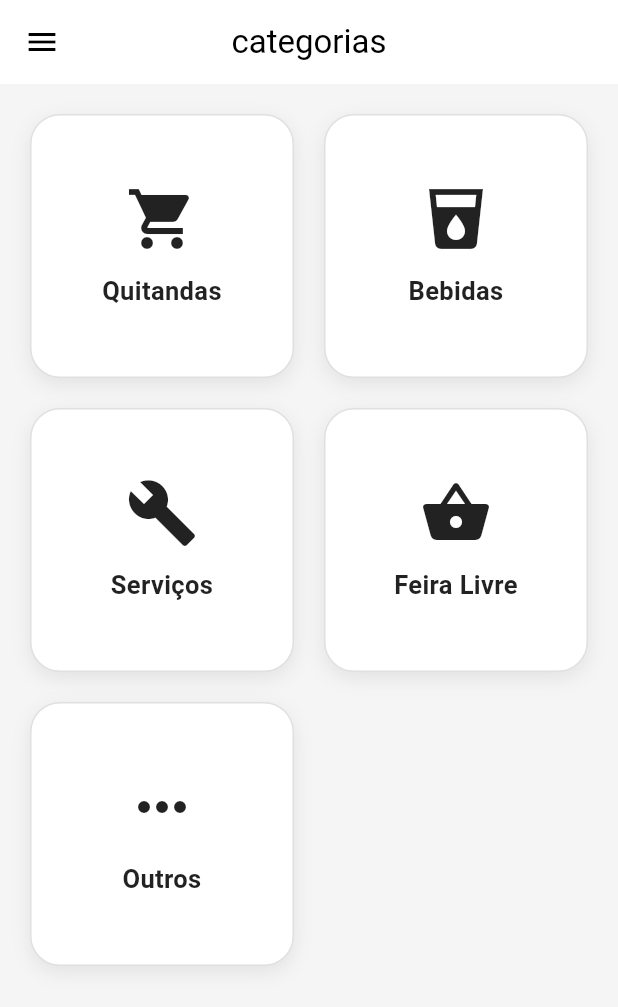
After one commit to JoaoBrunoRezende20/Projeto-Conecta, a Flutter app: the TelaDivisaoCategoria screen opened by its route, on a phone screen of 412 x 824 dp. The commit adds this screen. Shown: the top 1007 px of the screen. Run offline on Flutter 3.47's test engine with Material 3 defaults, Android fonts, the phone set to English and light mode, and no system bars; our stand-ins replace cloud_firestore, firebase_auth, firebase_core; accounts and stored records are empty.

Commit message:
Tela Divisao Categoria feita.

```diff
--- a/e_nosso/lib/main.dart
+++ b/e_nosso/lib/main.dart
@@ -1,15 +1,22 @@
 import 'package:flutter/material.dart';
 import 'package:firebase_core/firebase_core.dart';
-import 'package:firebase_auth/firebase_auth.dart';
-import 'package:cloud_firestore/cloud_firestore.dart';
 import 'firebase_options.dart';
 
-// <<< CORREÇÃO 1: Padronizando o nome da pasta para 'telas' (tudo minúsculo)
+// telas
 import 'telas/telaTipoUsuario.dart';
 import 'telas/telaInicialComum.dart';
 import 'telas/telaInicialLojista.dart';
 import 'telas/telaInicialPrestadorServico.dart';
 import 'telas/telaInicialAdministrador.dart';
+import 'telas/telaDivisaoCategoria.dart';
+import 'telas/categorias/categoriaBebidas.dart';
+import 'telas/categorias/categoriaFeiraLivre.dart';
+import 'telas/categorias/categoriaOutros.dart';
+import 'telas/categorias/categoriaQuitandas.dart';
+import 'telas/categorias/categoriaServicos.dart';
+
+import 'package:firebase_auth/firebase_auth.dart';
+import 'package:cloud_firestore/cloud_firestore.dart';
 
 void main() async {
   WidgetsFlutterBinding.ensureInitialized();
@@ -26,8 +33,20 @@ class MyApp extends StatelessWidget {
   Widget build(BuildContext context) {
     return MaterialApp(
       title: 'E_nosso App',
+      debugShowCheckedModeBanner: false,
       theme: ThemeData(primarySwatch: Colors.deepPurple),
+
+      // AQUI ESTÁ A CORREÇÃO
       home: const AuthWrapper(),
+
+      routes: {
+        '/categorias': (_) => const TelaDivisaoCategoria(),
+        '/bebidas': (_) => const CategoriaBebidas(),
+        '/quitandas': (_) => const CategoriaQuitandas(),
+        '/servicos': (_) => const CategoriaServicos(),
+        '/feira': (_) => const CategoriaFeiraLivre(),
+        '/outros': (_) => const CategoriaOutros(),
+      },
     );
   }
 }
@@ -35,7 +54,6 @@ class MyApp extends StatelessWidget {
 class AuthWrapper extends StatelessWidget {
   const AuthWrapper({super.key});
 
-  // Sua lógica para buscar o tipo de usuário está perfeita!
   Future<String> _getUserType(String uid) async {
     var doc = await FirebaseFirestore.instance.collection('administrador').doc(uid).get();
     if (doc.exists) return 'administrador';
@@ -46,23 +64,20 @@ class AuthWrapper extends StatelessWidget {
     doc = await FirebaseFirestore.instance.collection('prestadorServicos').doc(uid).get();
     if (doc.exists) return 'prestador';
 
-    // Se não for nenhum dos acima, é um usuário comum
     return 'comum';
   }
 
-  // Sua lógica para escolher a tela home está perfeita!
   Widget _getHomeScreen(String tipo) {
     switch (tipo) {
       case 'administrador':
         return TelaInicialAdministrador();
       case 'lojista':
-      // <<< CORREÇÃO 1: Usando PascalCase para chamar as classes
-        return  TelaInicialLojista();
+        return TelaInicialLojista();
       case 'prestador':
-        return  TelaInicialPrestador();
+        return TelaInicialPrestador();
       case 'comum':
       default:
-        return  TelaInicialComum();
+        return TelaInicialComum();
     }
   }
 
@@ -72,12 +87,10 @@ class AuthWrapper extends StatelessWidget {
       stream: FirebaseAuth.instance.authStateChanges(),
       builder: (context, snapshot) {
         if (snapshot.connectionState == ConnectionState.waiting) {
-          // <<< DICA 2: Usando 'const'
           return const Scaffold(body: Center(child: CircularProgressIndicator()));
         }
 
         if (snapshot.hasData) {
-          // Sua lógica de FutureBuilder está perfeita!
           return FutureBuilder<String>(
             future: _getUserType(snapshot.data!.uid),
             builder: (context, typeSnapshot) {
@@ -90,8 +103,8 @@ class AuthWrapper extends StatelessWidget {
           );
         }
 
-
-        return  TelaTipoUsuario();
+        // se não estiver logado → vai para escolha de tipo de usuário
+        return const TelaTipoUsuario();
       },
     );
   }
--- /dev/null
+++ b/e_nosso/lib/telas/categorias/categoriaBebidas.dart
@@ -0,0 +1,15 @@
+import 'package:flutter/material.dart';
+
+class CategoriaBebidas extends StatelessWidget {
+  const CategoriaBebidas({super.key});
+
+  @override
+  Widget build(BuildContext context) {
+    return Scaffold(
+      appBar: AppBar(title: const Text("Bebidas")),
+      body: const Center(
+        child: Text("Tela de Bebidas FUNCIONANDO"),
+      ),
+    );
+  }
+}
--- /dev/null
+++ b/e_nosso/lib/telas/telaDivisaoCategoria.dart
@@ -0,0 +1,125 @@
+import 'package:flutter/material.dart';
+import 'categorias/categoriaBebidas.dart';
+import 'categorias/categoriaQuitandas.dart';
+import 'categorias/categoriaFeiraLivre.dart';
+import 'categorias/categoriaServicos.dart';
+import 'categorias/categoriaOutros.dart';
+
+
+
+class TelaDivisaoCategoria extends StatelessWidget {
+  const TelaDivisaoCategoria({super.key});
+
+  Widget _buildCategoriaCard({
+    required BuildContext context,
+    required IconData icon,
+    required String label,
+    required Widget destino,
+  }) {
+    return InkWell(
+      onTap: () {
+        Navigator.push(
+          context,
+          MaterialPageRoute(builder: (_) => destino),
+        );
+      },
+      borderRadius: BorderRadius.circular(20),
+      splashColor: Colors.black.withOpacity(0.08),
+      child: Container(
+        padding: const EdgeInsets.all(18),
+        decoration: BoxDecoration(
+          color: Colors.white,
+          borderRadius: BorderRadius.circular(20),
+          boxShadow: [
+            BoxShadow(
+              color: Colors.black.withOpacity(0.08),
+              blurRadius: 10,
+              offset: const Offset(0, 4),
+            ),
+          ],
+          border: Border.all(
+            color: Colors.grey.shade300,
+            width: 1,
+          ),
+        ),
+        child: Column(
+          mainAxisAlignment: MainAxisAlignment.center,
+          children: [
+            Icon(icon, size: 48, color: Colors.black87),
+            const SizedBox(height: 12),
+            Text(
+              label,
+              textAlign: TextAlign.center,
+              style: const TextStyle(
+                fontWeight: FontWeight.bold,
+                fontSize: 17,
+                color: Colors.black87,
+              ),
+            ),
+          ],
+        ),
+      ),
+    );
+  }
+
+  @override
+  Widget build(BuildContext context) {
+    return Scaffold(
+      backgroundColor: Colors.grey[100],
+      appBar: AppBar(
+        title: const Text(
+          "categorias",
+          style: TextStyle(color: Colors.black),
+        ),
+        centerTitle: true,
+        backgroundColor: Colors.white,
+        elevation: 0,
+        leading: IconButton(
+          icon: const Icon(Icons.menu, color: Colors.black),
+          onPressed: () {},
+        ),
+      ),
+      body: Padding(
+        padding: const EdgeInsets.all(20),
+        child: GridView.count(
+          crossAxisCount: 2,
+          childAspectRatio: 1,
+          crossAxisSpacing: 20,
+          mainAxisSpacing: 20,
+          children: [
+            _buildCategoriaCard(
+              context: context,
+              icon: Icons.local_grocery_store,
+              label: "Quitandas",
+              destino: const CategoriaQuitandas(),
+            ),
+            _buildCategoriaCard(
+              context: context,
+              icon: Icons.local_drink,
+              label: "Bebidas",
+              destino: const CategoriaBebidas(),
+            ),
+            _buildCategoriaCard(
+              context: context,
+              icon: Icons.build,
+              label: "Serviços",
+              destino: const CategoriaServicos(),
+            ),
+            _buildCategoriaCard(
+              context: context,
+              icon: Icons.shopping_basket,
+              label: "Feira Livre",
+              destino: const CategoriaFeiraLivre(),
+            ),
+            _buildCategoriaCard(
+              context: context,
+              icon: Icons.more_horiz,
+              label: "Outros",
+              destino: const CategoriaOutros(),
+            ),
+          ],
+        ),
+      ),
+    );
+  }
+}
--- a/e_nosso/lib/telas/telaInicialComum.dart
+++ b/e_nosso/lib/telas/telaInicialComum.dart
@@ -37,7 +37,7 @@ class _TelaInicialComumState extends State<TelaInicialComum> {
         elevation: 0,
         centerTitle: true,
         title: const Text(
-          'Categorias',
+          'categorias',
           style: TextStyle(color: Colors.black, fontWeight: FontWeight.bold),
         ),
         leading: IconButton(
```
Also changed, not shown: e_nosso/lib/telas/categorias/categoriaFeiraLivre.dart (added, +22 -0 lines), e_nosso/lib/telas/categorias/categoriaOutros.dart (added, +22 -0 lines), e_nosso/lib/telas/categorias/categoriaQuitandas.dart (added, +22 -0 lines), e_nosso/lib/telas/categorias/categoriaServicos.dart (added, +22 -0 lines).
